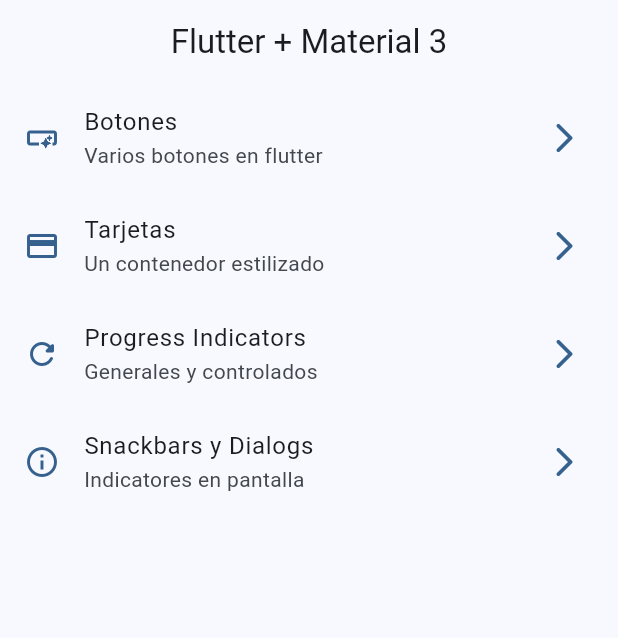
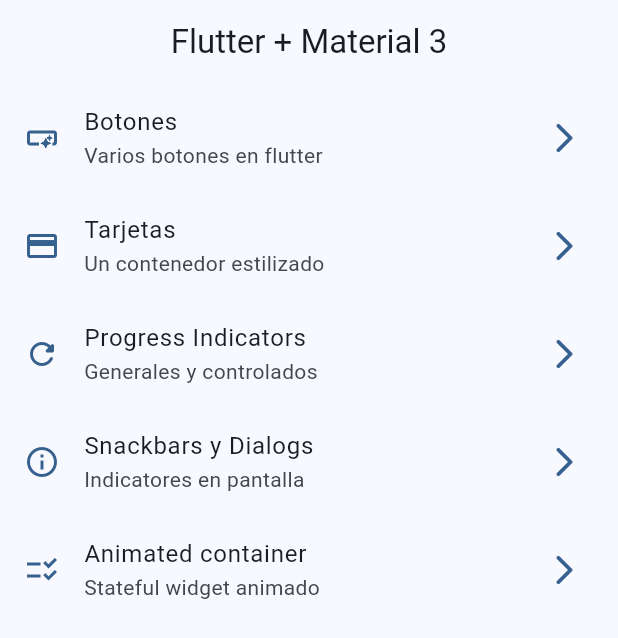
Before and after one commit to yohanangulo/fernando-flutter, a Flutter app: the screen it shows after launch, on a phone screen of 412 x 824 dp. Shown: the top 638 px of the screen. Run offline on Flutter 3.47's test engine with Material 3 defaults, Android fonts, the phone set to English and light mode, and no system bars; our stand-ins replace animate_do, go_router, video_player.

Commit message:
AnimatedContainer

```diff
--- a/widgets_app/lib/config/menu/menu_items.dart
+++ b/widgets_app/lib/config/menu/menu_items.dart
@@ -39,4 +39,10 @@
     link: '/snackbars',
     icon: Icons.info_outline,
   ),
+  MenuItems(
+    title: 'Animated container',
+    subtitle: 'Stateful widget animado',
+    link: '/animated',
+    icon: Icons.checklist_rtl_outlined,
+  ),
 ];
--- a/widgets_app/lib/config/router/app_router.dart
+++ b/widgets_app/lib/config/router/app_router.dart
@@ -29,5 +29,10 @@
       path: '/snackbars',
       builder: (context, state) => const SnackbarScreen(),
     ),
+    GoRoute(
+      name: AnimatedScreen.name,
+      path: '/animated',
+      builder: (context, state) => const AnimatedScreen(),
+    ),
   ],
 );
```
Also changed, not shown: widgets_app/lib/presentation/screens/animated/animated_screen.dart (+48 -2 lines).
